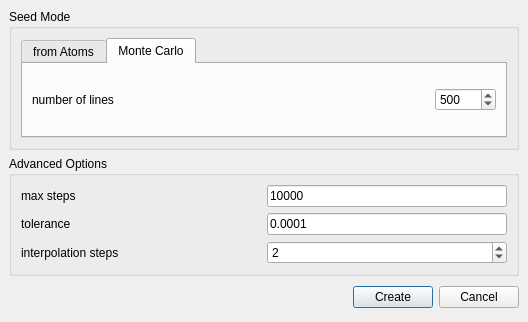
BALL-Project/ball, file source/VIEW/DIALOGS/fieldLinesDialog.ui: the form before one commit.
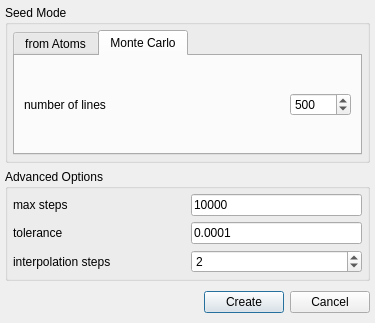
The form after the commit. Icons and pictures are not drawn.

```diff
--- a/source/VIEW/DIALOGS/fieldLinesDialog.ui
+++ b/source/VIEW/DIALOGS/fieldLinesDialog.ui
@@ -8,8 +8,8 @@
    <rect>
     <x>0</x>
     <y>0</y>
-    <width>528</width>
-    <height>307</height>
+    <width>375</width>
+    <height>323</height>
    </rect>
   </property>
   <property name="windowTitle" >
@@ -20,7 +20,7 @@
   </property>
   <layout class="QGridLayout" >
    <property name="margin" >
-    <number>9</number>
+    <number>5</number>
    </property>
    <property name="spacing" >
     <number>6</number>
@@ -32,7 +32,7 @@
      </property>
      <layout class="QGridLayout" >
       <property name="margin" >
-       <number>9</number>
+       <number>5</number>
       </property>
       <property name="spacing" >
        <number>6</number>
@@ -119,7 +119,7 @@
      </property>
      <layout class="QGridLayout" >
       <property name="margin" >
-       <number>9</number>
+       <number>5</number>
       </property>
       <property name="spacing" >
        <number>6</number>
```
Left out of the diff: 4 changed lines with no effect on the pictures.
